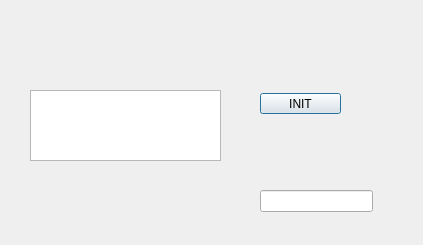
Old version of the form UI/predialog.ui in the repository IngSalaStefano/SSET.
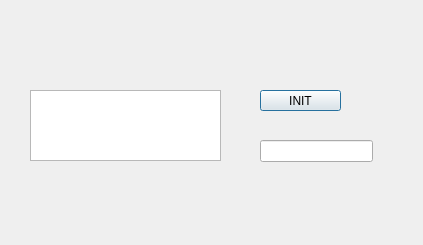
New version of the form.

What changed in the file:
```diff
--- a/UI/predialog.ui
+++ b/UI/predialog.ui
@@ -32,7 +32,7 @@
    <property name="geometry">
     <rect>
      <x>260</x>
-     <y>93</y>
+     <y>90</y>
      <width>81</width>
      <height>21</height>
     </rect>
@@ -55,7 +55,7 @@
    <property name="geometry">
     <rect>
      <x>260</x>
-     <y>190</y>
+     <y>140</y>
      <width>113</width>
      <height>22</height>
     </rect>
```
